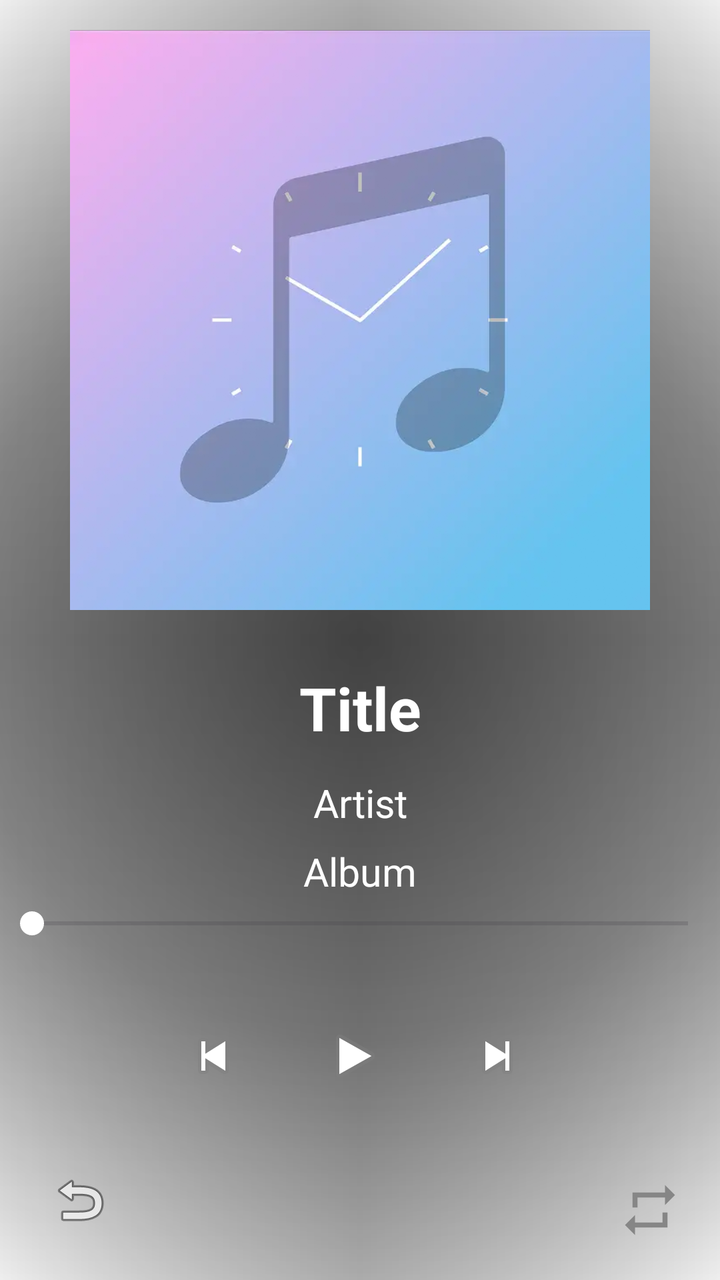
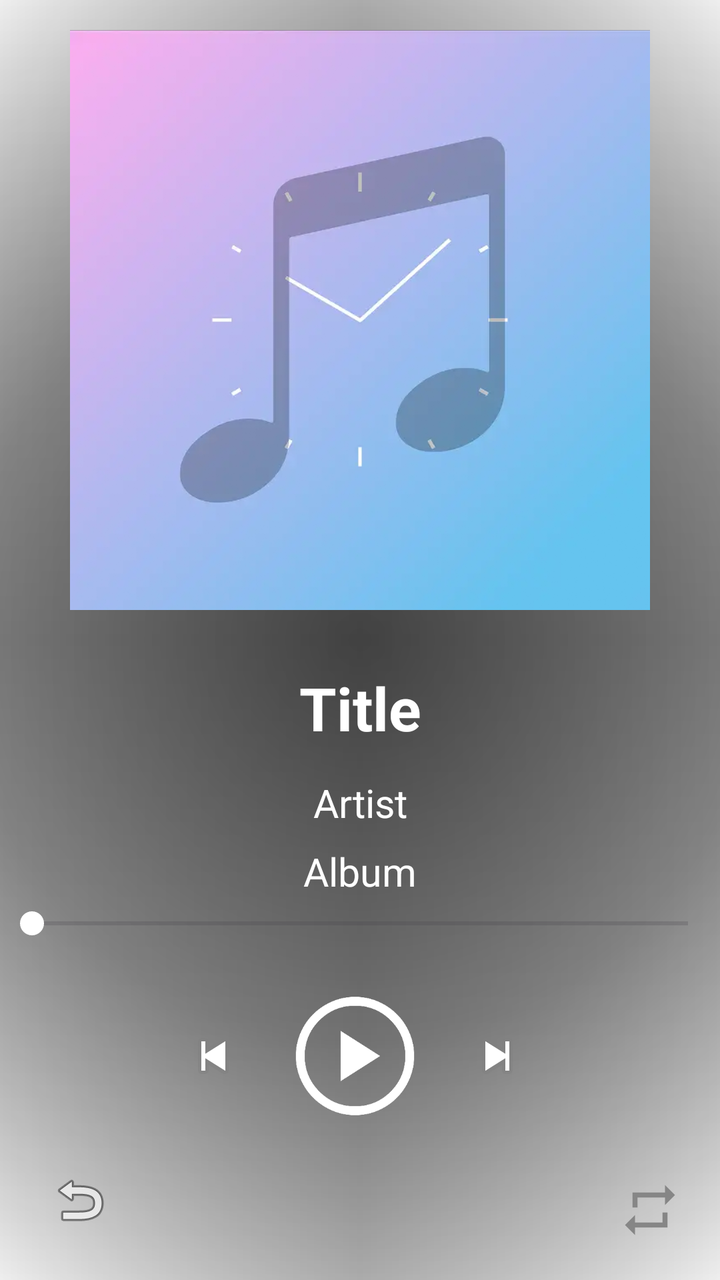

An Android layout rendered at two revisions. The XML below is the earlier revision; the diff shows what the commit changed to produce the second picture.
<!-- AndroidManifest.xml: activity theme Theme.SenseMusicClock.Fullscreen -->
<!-- res/layout/activity_standard_player.xml -->
<?xml version="1.0" encoding="utf-8"?>
<androidx.constraintlayout.widget.ConstraintLayout xmlns:android="http://schemas.android.com/apk/res/android"
    xmlns:app="http://schemas.android.com/apk/res-auto"
    android:layout_width="match_parent"


    android:layout_height="match_parent">

    <ImageView
        android:id="@+id/bgImageView"
        android:layout_width="match_parent"
        android:layout_height="match_parent"
        android:scaleType="centerCrop" />
    
    <View
        android:id="@+id/scrimOverlay"
        android:layout_width="match_parent"
        android:layout_height="match_parent"
        android:background="@drawable/gradient1"
        app:layout_constraintBottom_toBottomOf="parent"
        app:layout_constraintEnd_toEndOf="parent"
        app:layout_constraintStart_toStartOf="parent"
        app:layout_constraintTop_toTopOf="parent" />

    <androidx.constraintlayout.widget.Guideline
        android:id="@+id/guideline"
        android:layout_width="wrap_content"
        android:layout_height="wrap_content"
        android:orientation="horizontal"
        app:layout_constraintGuide_percent="0.7017784" />

    <androidx.constraintlayout.widget.Guideline
        android:id="@+id/guideline6"
        android:layout_width="wrap_content"
        android:layout_height="wrap_content"
        android:orientation="horizontal"
        app:layout_constraintGuide_percent="0.75" />

    <androidx.constraintlayout.widget.Guideline
        android:id="@+id/guideline7"
        android:layout_width="wrap_content"
        android:layout_height="wrap_content"
        android:orientation="horizontal"
        app:layout_constraintGuide_percent="0.9" />
    


    
    <androidx.constraintlayout.widget.Guideline
        android:id="@+id/guidelineHalf"
        android:layout_width="wrap_content"
        android:layout_height="wrap_content"
        android:orientation="horizontal"
        app:layout_constraintGuide_percent="0.5" />

    <ImageButton
        android:id="@+id/btnBackEdge"
        android:layout_width="40dp"
        android:layout_height="40dp"
        android:layout_marginStart="20dp"
        android:layout_marginEnd="30dp"
        android:layout_marginBottom="20dp"
        android:background="?attr/selectableItemBackgroundBorderless"
        android:contentDescription="back"
        android:src="@android:drawable/ic_menu_revert"
        app:layout_constraintBottom_toBottomOf="parent"
        app:layout_constraintStart_toStartOf="parent" />

    <ImageView
        android:id="@+id/ivAlbumArt"
        android:layout_width="0dp"
        android:layout_height="0dp"
        android:layout_margin="15dp"
        android:layout_marginTop="12dp"
        android:scaleType="fitCenter"

        android:src="@drawable/default_album_art"
        app:layout_constraintBottom_toTopOf="@id/guidelineHalf"
        app:layout_constraintDimensionRatio="1:1"
        app:layout_constraintEnd_toEndOf="parent"
        app:layout_constraintStart_toStartOf="parent"
        app:layout_constraintTop_toTopOf="parent" />


    <LinearLayout
        android:layout_width="match_parent"
        android:layout_height="0dp"

        android:layout_weight="1"
        android:orientation="vertical"
        app:layout_constraintBottom_toTopOf="@+id/guideline"
        app:layout_constraintEnd_toEndOf="parent"
        app:layout_constraintStart_toStartOf="parent"
        app:layout_constraintTop_toBottomOf="@id/guidelineHalf">

        <Space
            android:layout_width="match_parent"
            android:layout_height="0dp"
            android:layout_weight="0.3" />

        <TextView
            android:id="@+id/tvTitle"
            android:layout_width="match_parent"
            android:layout_height="0dp"


            android:layout_weight="2"
            android:autoSizeMaxTextSize="30dp"
            android:autoSizeTextType="uniform"
            android:ellipsize="end"
            android:gravity="center"
            android:maxLines="1"
            android:text="Title"
            android:textColor="@android:color/white"
            android:textStyle="bold"

            app:layout_constraintTop_toBottomOf="@id/guidelineHalf" />

        <Space
            android:layout_width="match_parent"
            android:layout_height="0dp"
            android:layout_weight="0.3" />

        <TextView
            android:id="@+id/tvArtist"
            android:layout_width="match_parent"
            android:layout_height="0dp"

            android:layout_weight="1"

            android:autoSizeMaxTextSize="25dp"
            android:autoSizeTextType="uniform"
            android:ellipsize="end"
            android:gravity="center"
            android:maxLines="1"
            android:text="Artist"
            android:textColor="@android:color/white"

            />

        <Space
            android:layout_width="match_parent"
            android:layout_height="0dp"
            android:layout_weight="0.3" />

        <TextView
            android:id="@+id/tvAlbumName"
            android:layout_width="match_parent"
            android:layout_height="0dp"

            android:layout_weight="1"
            android:autoSizeMaxTextSize="25dp"
            android:autoSizeTextType="uniform"
            android:ellipsize="end"
            android:gravity="center"
            android:maxLines="1"
            android:text="Album"
            android:textColor="@android:color/white" />
    </LinearLayout>


    <SeekBar
        android:id="@+id/seekBar"
        android:layout_width="match_parent"
        android:layout_height="wrap_content"
        android:layout_marginTop="12dp"
        android:layout_marginBottom="18dp"
        android:max="240"
        android:progress="0"
        android:progressTint="@color/white_glass"
        android:thumbTint="@color/white"

        app:layout_constraintBottom_toTopOf="@id/guideline6"
        app:layout_constraintEnd_toEndOf="parent"
        app:layout_constraintStart_toStartOf="parent"
        app:layout_constraintTop_toBottomOf="@id/guideline" />

    <LinearLayout
        android:id="@+id/controls"
        android:layout_width="match_parent"
        android:layout_height="0dp"


        android:gravity="center_horizontal"
        android:orientation="horizontal"
        app:layout_constraintBottom_toTopOf="@id/guideline7"
        app:layout_constraintEnd_toEndOf="parent"
        app:layout_constraintStart_toStartOf="parent"
        app:layout_constraintTop_toBottomOf="@id/guideline6">

        <Space
            android:layout_width="0dp"
            android:layout_height="match_parent"
            android:layout_weight="1" />

        <ImageButton
            android:id="@+id/btnPrev"
            android:layout_width="0dp"
            android:layout_height="match_parent"
            android:layout_weight="1"

            android:background="?attr/selectableItemBackgroundBorderless"
            android:contentDescription="previous"
            android:src="@android:drawable/ic_media_previous" />

        <ImageButton
            android:id="@+id/btnPlayPause"
            android:layout_width="0dp"
            android:layout_height="match_parent"
            android:layout_weight="1"

            android:background="?attr/selectableItemBackgroundBorderless"
            android:contentDescription="play_pause"
            android:src="@android:drawable/ic_media_play" />

        <ImageButton
            android:id="@+id/btnNext"
            android:layout_width="0dp"
            android:layout_height="match_parent"
            android:layout_weight="1"

            android:background="?attr/selectableItemBackgroundBorderless"
            android:contentDescription="next"
            android:src="@android:drawable/ic_media_next" />

        <LinearLayout
            android:layout_width="0dp"
            android:layout_height="match_parent"
            android:layout_marginRight="5dp"
            android:layout_weight="1"
            android:orientation="vertical">

            <TextView
                android:id="@+id/CurrentTimeTextView"
                android:layout_width="match_parent"
                android:layout_height="0dp"
                android:layout_weight="1"
                android:autoSizeTextType="uniform"
                android:gravity="center"
                android:textColor="@color/white_glass_item_square" />

            <TextView
                android:id="@+id/durationTextView"
                android:layout_width="match_parent"
                android:layout_height="0dp"
                android:layout_weight="1"
                android:autoSizeTextType="uniform"
                android:gravity="right"
                android:textColor="@color/white_glass_item_square"

                />

            <Space
                android:layout_width="match_parent"
                android:layout_height="0dp"
                android:layout_weight="4" />

        </LinearLayout>

    </LinearLayout>


    <androidx.appcompat.widget.AppCompatImageButton
        android:id="@+id/btnRepeat"
        android:layout_width="30dp"
        android:layout_height="30dp"

        android:layout_marginEnd="20dp"
        android:layout_marginBottom="20dp"
        android:background="@null"
        android:scaleType="fitCenter"
        android:src="@drawable/media3_icon_repeat_all"
        app:layout_constraintBottom_toBottomOf="parent"
        app:layout_constraintEnd_toEndOf="parent" />


    <TextView
        android:id="@+id/sleepTimerTextView"
        android:layout_width="0dp"
        android:layout_height="0dp"
        android:layout_marginHorizontal="20dp"
        android:autoSizeTextType="uniform"
        android:background="@drawable/gradient4"
        android:gravity="center"
        android:textColor="@color/white"
        android:visibility="gone"
        app:layout_constraintBottom_toBottomOf="parent"
        app:layout_constraintEnd_toStartOf="@+id/btnRepeat"
        app:layout_constraintStart_toEndOf="@+id/btnBackEdge"
        app:layout_constraintTop_toTopOf="@+id/btnRepeat" />


</androidx.constraintlayout.widget.ConstraintLayout>
<!-- resources referenced by this layout -->
<resources>
  <color name="white">#FFFFFFFF</color>
  <color name="white_glass">#4DFFFFFF</color>
  <color name="white_glass_item_square">#80FFFFFF</color>
  <!-- drawable default_album_art: webp bitmap (drawable, 25468 bytes) -->
  <!-- drawable gradient1 (drawable) -->
  <layer-list xmlns:android="http://schemas.android.com/apk/res/android">
  
      
      <item>
          <shape android:shape="rectangle">
              <gradient
                  android:centerColor="#66000000"
                  android:centerX="50%"
                  android:centerY="50%"
                  android:endColor="#00000000"
                  android:gradientRadius="400dp"
                  android:startColor="#99000000"
                  android:type="radial" />
          </shape>
      </item>
  
      
      <item>
          <shape android:shape="rectangle">
              <gradient
                  android:angle="270"
                  android:centerColor="#33000000"
                  android:endColor="#00000000"
                  android:startColor="#00000000"
                  android:type="linear" />
          </shape>
      </item>
  
      
      <item>
          <shape android:shape="rectangle">
              <gradient
                  android:angle="0"
                  android:centerColor="#33000000"
                  android:endColor="#00000000"
                  android:startColor="#00000000"
                  android:type="linear" />
          </shape>
      </item>
  
  </layer-list>
  <!-- drawable gradient4 (drawable) -->
  <?xml version="1.0" encoding="utf-8"?>
  <shape xmlns:android="http://schemas.android.com/apk/res/android">
      <gradient
          android:angle="90"
          android:endColor="#9F4D4D4D"
          android:startColor="#4D000000" />
  </shape>
  <!-- drawable media3_icon_repeat_all (drawable) -->
  <vector xmlns:android="http://schemas.android.com/apk/res/android"
      android:width="24dp"
      android:height="24dp"
      android:tint="#868686"
      android:viewportWidth="24"
      android:viewportHeight="24">
  
      <path
          android:fillColor="@android:color/white"
          android:pathData="M7,7H18V10L22,6L18,2V5H5V11H7V7ZM17,17H6V14L2,18L6,22V19H19V13H17V17Z" />
  
  </vector>
  <style name="Theme.SenseMusicClock.Fullscreen" parent="Theme.SenseMusicClock">
          <item name="android:actionBarStyle">
              @style/Widget.Theme.SenseMusicClock.ActionBar.Fullscreen
          </item>
          <item name="android:windowActionBarOverlay">true</item>
          <item name="android:windowBackground">@null</item>
      </style>
  <style name="Theme.SenseMusicClock" parent="Base.Theme.SenseMusicClock" />
  <style name="Widget.Theme.SenseMusicClock.ActionBar.Fullscreen" parent="Widget.AppCompat.ActionBar">
          <item name="android:background">@color/black_overlay</item>
      </style>
  <style name="Base.Theme.SenseMusicClock" parent="Theme.Material3.DayNight.NoActionBar">
  
      </style>
  <color name="black_overlay">#66000000</color>
</resources>

<!-- the commit's change to res/layout/activity_standard_player.xml (unified diff, before → after) -->
@@ -208,10 +208,10 @@
             android:layout_width="0dp"
             android:layout_height="match_parent"
             android:layout_weight="1"
-
+            android:scaleType="fitCenter"
             android:background="?attr/selectableItemBackgroundBorderless"
             android:contentDescription="play_pause"
-            android:src="@android:drawable/ic_media_play" />
+            android:src="@drawable/ic_play" />
 
         <ImageButton
             android:id="@+id/btnNext"
<!-- resource entries referenced after the edit -->
@@ -54,6 +54,7 @@
           android:endColor="#9F4D4D4D"
           android:startColor="#4D000000" />
   </shape>
+  <!-- drawable ic_play: png bitmap (drawable, 8910 bytes) -->
   <!-- drawable media3_icon_repeat_all (drawable) -->
   <vector xmlns:android="http://schemas.android.com/apk/res/android"
       android:width="24dp"
